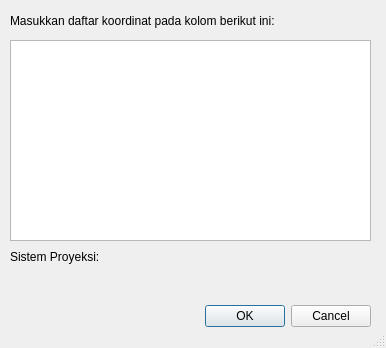
Qt form ui/plot_coordinate.ui (nyanyaon/GeoKKP-GIS) before a commit.
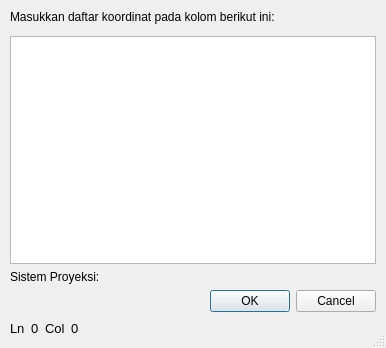
The same form after that commit. Custom widgets are drawn as their Qt base class.

Commit message: add coordinate validation, add cursor position within input coordinate box, add higlight on validation error

Diff of the .ui file:
```diff
--- a/ui/plot_coordinate.ui
+++ b/ui/plot_coordinate.ui
@@ -16,67 +16,141 @@
   <property name="sizeGripEnabled">
    <bool>true</bool>
   </property>
-  <widget class="QDialogButtonBox" name="buttonBox">
-   <property name="geometry">
-    <rect>
-     <x>30</x>
-     <y>300</y>
-     <width>341</width>
-     <height>32</height>
-    </rect>
+  <layout class="QGridLayout" name="gridLayout">
+   <property name="leftMargin">
+    <number>10</number>
    </property>
-   <property name="orientation">
-    <enum>Qt::Horizontal</enum>
+   <property name="topMargin">
+    <number>10</number>
    </property>
-   <property name="standardButtons">
-    <set>QDialogButtonBox::Cancel|QDialogButtonBox::Ok</set>
+   <property name="rightMargin">
+    <number>10</number>
    </property>
-  </widget>
-  <widget class="QLabel" name="label">
-   <property name="geometry">
-    <rect>
-     <x>10</x>
-     <y>10</y>
-     <width>321</width>
-     <height>21</height>
-    </rect>
+   <property name="bottomMargin">
+    <number>10</number>
    </property>
-   <property name="text">
-    <string>Masukkan daftar koordinat pada kolom berikut ini:</string>
+   <property name="horizontalSpacing">
+    <number>-1</number>
    </property>
-  </widget>
-  <widget class="QWidget" name="formLayoutWidget">
-   <property name="geometry">
-    <rect>
-     <x>10</x>
-     <y>250</y>
-     <width>361</width>
-     <height>31</height>
-    </rect>
-   </property>
-   <layout class="QFormLayout" name="formLayout">
-    <item row="0" column="0">
-     <widget class="QLabel" name="label_2">
-      <property name="text">
-       <string>Sistem Proyeksi: </string>
-      </property>
-     </widget>
-    </item>
-    <item row="0" column="1">
-     <widget class="QgsProjectionSelectionWidget" name="listCoordsProj"/>
-    </item>
-   </layout>
-  </widget>
-  <widget class="QTextEdit" name="list_coords">
-   <property name="geometry">
-    <rect>
-     <x>10</x>
-     <y>40</y>
-     <width>361</width>
-     <height>201</height>
-    </rect>
-   </property>
-  </widget>
+   <item row="0" column="0">
+    <layout class="QVBoxLayout" name="verticalLayout_3">
+     <property name="spacing">
+      <number>-1</number>
+     </property>
+     <property name="rightMargin">
+      <number>0</number>
+     </property>
+     <property name="bottomMargin">
+      <number>0</number>
+     </property>
+     <item>
+      <widget class="QLabel" name="label">
+       <property name="text">
+        <string>Masukkan daftar koordinat pada kolom berikut ini:</string>
+       </property>
+      </widget>
+     </item>
+     <item>
+      <widget class="QgsMessageBar" name="messageBar" native="true"/>
+     </item>
+     <item>
+      <widget class="QTextEdit" name="list_coords"/>
+     </item>
+     <item>
+      <layout class="QFormLayout" name="formLayout">
+       <property name="bottomMargin">
+        <number>0</number>
+       </property>
+       <item row="0" column="0">
+        <widget class="QLabel" name="label_2">
+         <property name="text">
+          <string>Sistem Proyeksi: </string>
+         </property>
+        </widget>
+       </item>
+       <item row="0" column="1">
+        <widget class="QgsProjectionSelectionWidget" name="listCoordsProj" native="true"/>
+       </item>
+      </layout>
+     </item>
+     <item>
+      <widget class="QDialogButtonBox" name="buttonBox">
+       <property name="orientation">
+        <enum>Qt::Horizontal</enum>
+       </property>
+       <property name="standardButtons">
+        <set>QDialogButtonBox::Cancel|QDialogButtonBox::Ok</set>
+       </property>
+      </widget>
+     </item>
+     <item>
+      <layout class="QHBoxLayout" name="horizontalLayout">
+       <item>
+        <widget class="QLabel" name="label_3">
+         <property name="font">
+          <font>
+           <pointsize>10</pointsize>
+          </font>
+         </property>
+         <property name="text">
+          <string>Ln</string>
+         </property>
+        </widget>
+       </item>
+       <item>
+        <widget class="QLabel" name="current_row">
+         <property name="font">
+          <font>
+           <pointsize>10</pointsize>
+          </font>
+         </property>
+         <property name="text">
+          <string>0</string>
+         </property>
+        </widget>
+       </item>
+       <item>
+        <widget class="QLabel" name="label_4">
+         <property name="font">
+          <font>
+           <pointsize>10</pointsize>
+          </font>
+         </property>
+         <property name="text">
+          <string>Col</string>
+         </property>
+        </widget>
+       </item>
+       <item>
+        <widget class="QLabel" name="current_col">
+         <property name="font">
+          <font>
+           <pointsize>10</pointsize>
+          </font>
+         </property>
+         <property name="text">
+          <string>0</string>
+         </property>
+        </widget>
+       </item>
+       <item>
+        <spacer name="horizontalSpacer">
+         <property name="orientation">
+          <enum>Qt::Horizontal</enum>
+         </property>
+         <property name="sizeHint" stdset="0">
+          <size>
+           <width>40</width>
+           <height>20</height>
+          </size>
+         </property>
+        </spacer>
+       </item>
+      </layout>
+     </item>
+    </layout>
+   </item>
+  </layout>
  </widget>
  <customwidgets>
   <customwidget>
@@ -84,6 +158,12 @@
    <extends>QWidget</extends>
    <header>qgsprojectionselectionwidget.h</header>
   </customwidget>
+  <customwidget>
+   <class>QgsMessageBar</class>
+   <extends>QWidget</extends>
+   <header>qgsmessagebar.h</header>
+   <container>1</container>
+  </customwidget>
  </customwidgets>
  <resources/>
  <connections>
```
The commit also changes 3 other files.
